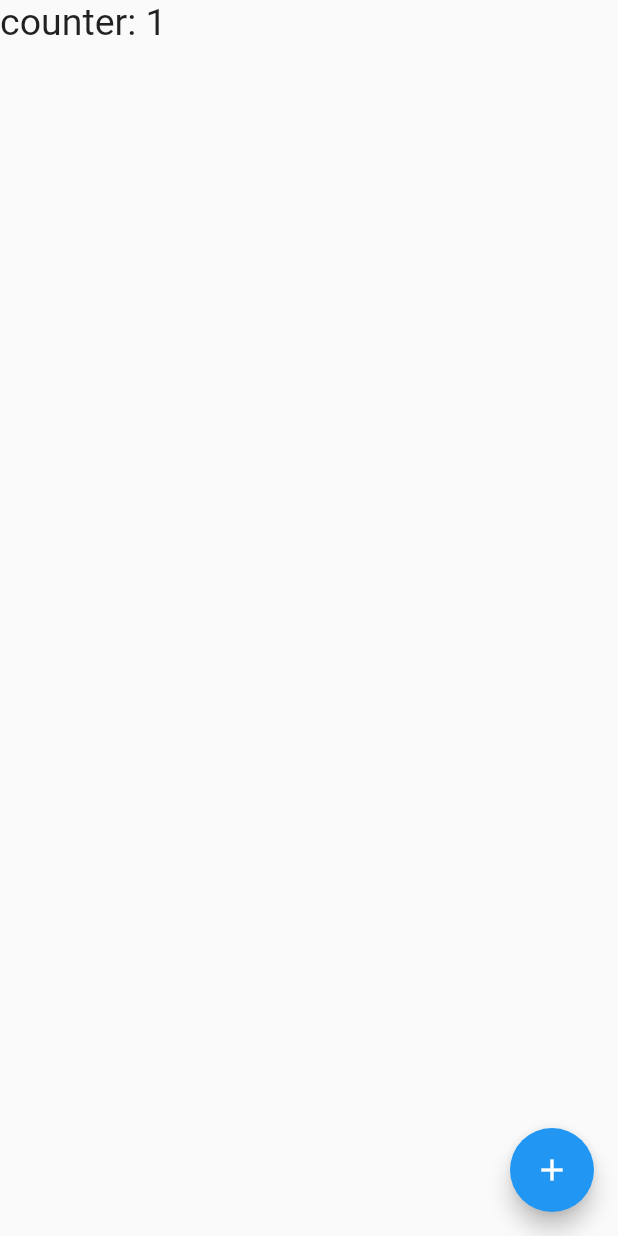
After one commit to thiagobrunoms/twitter-clone-ifal-2023-1, a Flutter app: the screen it shows after launch, after a tap on the "add" icon, on a phone screen of 412 x 824 dp. The commit adds this screen. Run offline on Flutter 3.47's test engine with Material 2 defaults, Android fonts, the phone set to English and light mode, and no system bars; our stand-ins replace flutter_mobx, mobx; generated files the repository leaves out were written again.

Commit message:
Mobix studies

```diff
--- a/lib/main.dart
+++ b/lib/main.dart
@@ -1,5 +1,6 @@
 import 'package:flutter/material.dart';
 import 'package:twitter_clone_ifal_2023/home_page.dart';
+import 'package:twitter_clone_ifal_2023/modules/mobx_studies/counter_mobx.dart';
 import 'package:twitter_clone_ifal_2023/modules/signup/presentation/pages/choose_language_page.dart';
 import 'package:twitter_clone_ifal_2023/modules/signup/presentation/signup_init_page.dart';
 
@@ -20,7 +21,7 @@ class MyApp extends StatelessWidget {
       theme: ThemeData(
         primarySwatch: Colors.blue,
       ),
-      home: const SignUpInit(), // const MyHomePage(title: 'Flutter', faculty: 'IFAL 2023',),
+      home: CounterPage(), //const SignUpInit(), // const MyHomePage(title: 'Flutter', faculty: 'IFAL 2023',),
       routes: {
         '/create_account': (context) => const CreateAccountPage(),
         '/choose_language': (context) => const ChooseLanguagePage(),
--- /dev/null
+++ b/lib/modules/mobx_studies/counter_controller.dart
@@ -0,0 +1,43 @@
+import 'package:mobx/mobx.dart';
+part 'counter_controller.g.dart';
+
+class CounterController = _CounterControllerBase with _$CounterController;
+
+abstract class _CounterControllerBase with Store {
+
+  @observable
+  int counter = 0;
+
+  @observable
+  int counter2 = 1;
+
+  @observable
+  ObservableList<int> counterListObsercable = ObservableList<int>();
+
+  @observable
+  ObservableMap<String, dynamic> myMap = ObservableMap();
+
+  @action
+  void increment() {
+    counter = counter + 1;
+    counterListObsercable.add(counter);
+  }
+
+  @action
+  void increment2() {
+    counter2 = counter2 + 1;
+  }
+
+  @computed
+  int get doubleCounter => counter * 2;
+
+  @computed
+  int get counterTimesCounter2 => counter * counter2;
+
+  @computed
+  bool get isOdd => counter % 2 == 0;
+
+  @computed
+  bool get isEven => counter % 2 != 0;
+
+}
--- /dev/null
+++ b/lib/modules/mobx_studies/counter_mobx.dart
@@ -0,0 +1,123 @@
+import 'package:flutter/material.dart';
+import 'package:mobx/mobx.dart';
+import 'package:twitter_clone_ifal_2023/modules/mobx_studies/counter_controller.dart';
+import 'package:flutter_mobx/flutter_mobx.dart';
+import 'package:twitter_clone_ifal_2023/modules/mobx_studies/name_controller.dart';
+
+class CounterPage extends StatefulWidget {
+
+  CounterPage({super.key});
+
+  @override
+  State<CounterPage> createState() => _CounterPageState();
+}
+
+class _CounterPageState extends State<CounterPage> {
+  CounterController counterController = CounterController();
+  NameController nameController = NameController();
+  TextStyle myStyle = const TextStyle(fontSize: 25);
+  List<ReactionDisposer> meusDisposers = [];
+  late ReactionDisposer whenDisposer;
+
+  @override
+  void initState() {
+
+    // whenDisposer = when((p0) => counterController.counter == 10, () {
+    //   print('IGUAL A 10!!! NÃO VOLTA MAIS!!!');
+    // });
+
+    var autorunCounterDisposer = autorun((p0) => print('AUTORUN: ${counterController.counter}'));
+    meusDisposers.add(autorunCounterDisposer);
+
+    var counterDisposer = reaction<int>((_) => counterController.counter, processReturn);
+    meusDisposers.add(counterDisposer);
+
+    super.initState();
+  }
+
+  @override
+  void dispose() {
+    print('disposing o meu disposer!!!');
+    for (var eachDisposer in meusDisposers) {
+      eachDisposer();
+    }
+
+    super.dispose();
+  }
+
+  void processReturn(int meuContador) {
+    print('contador scaffold $meuContador');
+    // ScaffoldMessenger.of(context).showSnackBar(SnackBar(content: Text('Counter $meuContador')));
+    // whenDisposer();
+  }
+
+  @override
+  Widget build(BuildContext context) {
+    return Scaffold(
+      body: SafeArea(
+        child: Observer(
+          builder: (context) {
+            if (counterController.counterListObsercable.isEmpty) {
+              return Text('Não há elemento na lista', style: myStyle,);
+            }
+
+            return ListView.builder(
+              itemCount: counterController.counterListObsercable.length, //para 10 elementos
+              itemBuilder: (context, index) { //A função itemBuilder é executada 10x
+                int element = counterController.counterListObsercable[index];
+                return Text('counter: $element', style: myStyle,);
+              }
+            );
+          },
+        ),
+      ),
+      floatingActionButton: FloatingActionButton(
+        child: Icon(Icons.add),
+        onPressed: () {
+          counterController.increment();
+          int currentCounter = counterController.counter;
+          nameController.updateName('UFAL Changed $currentCounter');
+        }
+      ),
+    );
+  }
+
+  Widget buildWithStreamBuilder() {
+    return StreamBuilder(
+      stream: null, //counter stream 1,
+      builder: (context, snapshot) {
+        return StreamBuilder(
+          stream: null, //name stream 2
+          builder: (context, snapshot) {
+            return StreamBuilder<Object>(
+              stream: null,
+              builder: (context, snapshot) {
+                return Row(
+                  children: const [
+                    Text("counter"),
+                    Text("name"),
+                    Text("outra"),
+                  ],
+                );
+              }
+            );
+          },
+        );
+      },
+    );
+  }
+
+  Widget buildColumn() {
+    return Column(
+      mainAxisAlignment: MainAxisAlignment.center,
+      children: [
+        Text("Contador: ${counterController.counter}", style: myStyle,),
+        Text("Name: ${nameController.name}", style: myStyle,),
+        Text('Counter d: ${counterController.doubleCounter}', style: myStyle,),
+        Text('Counter even?: ${counterController.isEven}', style: myStyle,),
+        Text('Counter odd?: ${counterController.isOdd}', style: myStyle,),
+        Text('Counter times?: ${counterController.counterTimesCounter2}', style: myStyle,),
+      ],
+    );
+  }
+}
--- /dev/null
+++ b/lib/modules/mobx_studies/name_controller.dart
@@ -0,0 +1,16 @@
+import 'package:mobx/mobx.dart';
+part 'name_controller.g.dart';
+
+class NameController = _NameControllerBase with _$NameController;
+
+abstract class _NameControllerBase with Store {
+
+  @observable
+  String name = "UFAL";
+
+  @action
+  void updateName(String name) {
+    this.name = name;
+  }
+
+}
--- a/pubspec.yaml
+++ b/pubspec.yaml
@@ -16,6 +16,9 @@ dependencies:
   flutter:
     sdk: flutter
 
+  mobx: ^2.1.4
+  flutter_mobx: ^2.0.6+5
+
 
   # The following adds the Cupertino Icons font to your application.
   # Use with the CupertinoIcons class for iOS style icons.
@@ -24,6 +27,9 @@ dependencies:
 dev_dependencies:
   flutter_test:
     sdk: flutter
+
+  mobx_codegen: ^2.1.1
+  build_runner: ^2.3.3
 
   # The "flutter_lints" package below contains a set of recommended lints to
   # encourage good coding practices. The lint set provided by the package is
```
Also changed, not shown: lib/modules/mobx_studies/counter_controller.g.dart (added), lib/modules/mobx_studies/name_controller.g.dart (added), pubspec.lock.
